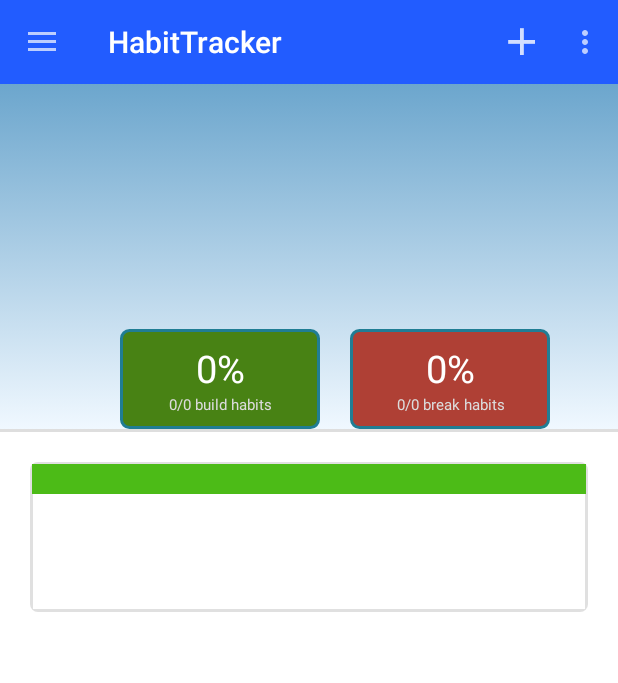
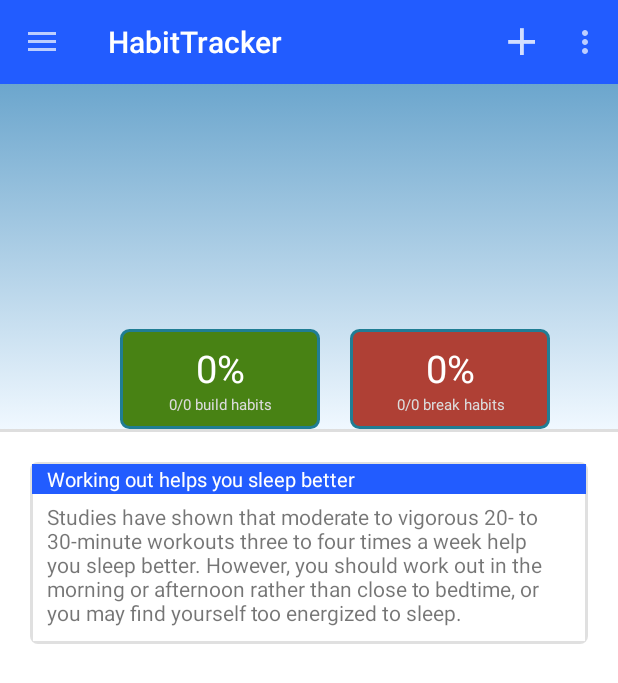
Before and after one commit to kienthoang/HabitTracker, an Android app: the screen it shows after launch (MainActivity), on a phone screen of 412 x 824 dp. Shown: the top 683 px of the screen. Run offline under Robolectric (Android 15) with nearby library versions, the phone set to English and light mode, and no system bars; 5 statements that could not run were skipped.

Commit message:
Done with reminders.

```diff
--- a/app/build.gradle
+++ b/app/build.gradle
@@ -25,4 +25,5 @@ dependencies {
     compile 'com.android.support:support-v4:22.0.0'
     compile 'com.android.support:appcompat-v7:21.0.3'
     compile 'com.android.support:recyclerview-v7:+'
+
 }
--- a/app/src/main/java/com/example/kienhoang/habitapp/DatabaseAttributes.java
+++ b/app/src/main/java/com/example/kienhoang/habitapp/DatabaseAttributes.java
@@ -25,4 +25,7 @@ public class DatabaseAttributes {
     public static final String DAILY_HABIT_COUNT = "count";
     public static final String DAILY_HABIT_COUNT_DATA_ID = "data_id";
     public static final String DAILY_HABIT_COUNT_HABIT_ID = "habit_id";
+
+    public static final String FEED_ITEM_DATE = "date";
+    public static final String FEED_ITEM_HABIT_ID = "habit_id";
 }
--- a/app/src/main/java/com/example/kienhoang/habitapp/DatabaseHandler.java
+++ b/app/src/main/java/com/example/kienhoang/habitapp/DatabaseHandler.java
@@ -22,8 +22,8 @@ public class DatabaseHandler extends SQLiteOpenHelper {
     private static final String TABLE_HABIT_TYPES = "habittypes";
     private static final String TABLE_REMINDERS = "reminders";
     private static final String TABLE_DAILY_DATA = "dailydata";
-    private static final String TABLE_DAILY_REMINDERS = "dailyreminders";
     private static final String TABLE_DAILY_HABIT_COUNTS = "dailyhabitcounts";
+    private static final String TABLE_FEED_ITEM = "feeditems";
 
     public DatabaseHandler(Context context) {
         super(context, DATABASE_NAME, null, DATABASE_VERSION);
@@ -53,11 +53,6 @@ public class DatabaseHandler extends SQLiteOpenHelper {
                 + DatabaseAttributes.ID + " INTEGER PRIMARY KEY,"
                 + DatabaseAttributes.DAILY_DATA_DATE + " STRING NOT NULL"
                 + ")";
-        String createDailyRemindersTableSQL = "CREATE TABLE " + TABLE_DAILY_REMINDERS + "("
-                + DatabaseAttributes.ID + " INTEGER PRIMARY KEY,"
-                + DatabaseAttributes.DAILY_REMINDER_DATA_ID + " INTEGER NOT NULL,"
-                + DatabaseAttributes.DAILY_REMINDER_ID + " INTEGER NOT NULL"
-                + ")";
         String createDailyHabitCountsTableSQL = "CREATE TABLE " + TABLE_DAILY_HABIT_COUNTS + "("
                 + DatabaseAttributes.ID + " INTEGER PRIMARY KEY,"
                 + DatabaseAttributes.DAILY_HABIT_COUNT_DATA_ID + " INTEGER NOT NULL,"
@@ -65,11 +60,11 @@ public class DatabaseHandler extends SQLiteOpenHelper {
                 + DatabaseAttributes.DAILY_HABIT_COUNT + " INTEGER"
                 + ")";
 
+
         database.execSQL(createHabitsTableSQL);
         database.execSQL(createHabitTypesTableSQL);
         database.execSQL(createRemindersTableSQL);
         database.execSQL(createDailyDataTableSQL);
-        database.execSQL(createDailyRemindersTableSQL);
         database.execSQL(createDailyHabitCountsTableSQL);
     }
 
@@ -79,7 +74,6 @@ public class DatabaseHandler extends SQLiteOpenHelper {
         database.execSQL("DROP TABLE IF EXISTS " + TABLE_HABIT_TYPES);
         database.execSQL("DROP TABLE IF EXISTS " + TABLE_REMINDERS);
         database.execSQL("DROP TABLE IF EXISTS " + TABLE_DAILY_DATA);
-        database.execSQL("DROP TABLE IF EXISTS " + TABLE_DAILY_REMINDERS);
         database.execSQL("DROP TABLE IF EXISTS " + TABLE_DAILY_HABIT_COUNTS);
 
         onCreate(database);
@@ -126,7 +120,7 @@ public class DatabaseHandler extends SQLiteOpenHelper {
     }
 
     public List<Habit> getAllHabits() {
-        List<Habit> habits = new ArrayList<Habit>();
+        List<Habit> habits = new ArrayList<>();
         SQLiteDatabase database = this.getReadableDatabase();
         Cursor cursor = database.rawQuery("SELECT * FROM " + TABLE_HABITS, null);
 
@@ -164,42 +158,55 @@ public class DatabaseHandler extends SQLiteOpenHelper {
         return habitCounts;
     }
 
-    public List<Reminder> getRemindersForDate(Date date) {
-        List<Reminder> reminders = new ArrayList<Reminder>();
-        DailyData dailyData = this.getDailyDataByDate(date);
-        if (dailyData != null) {
-            Cursor cursor = this.fetchBySelection(TABLE_DAILY_REMINDERS,
-                    new String[] {DatabaseAttributes.DAILY_REMINDER_DATA_ID},
-                    new String[] {Integer.toString(dailyData.getId())});
-            if (isNonEmptyCursor(cursor)) {
-                cursor.moveToFirst();
+    public List<Reminder> getAllReminders() {
+        List<Reminder> reminders = new ArrayList<>();
+        SQLiteDatabase database = this.getReadableDatabase();
+        Cursor cursor = database.rawQuery("SELECT * FROM " + TABLE_REMINDERS, null);
 
-                do {
-                    int reminderId = cursor.getInt(2);
-                    Cursor reminderCursor = this.fetchBySelection(TABLE_REMINDERS,
-                            new String[] {DatabaseAttributes.ID},
-                            new String[] {Integer.toString(reminderId)});
-                    if (isNonEmptyCursor(reminderCursor)) {
-                        reminderCursor.moveToFirst();
-                        String title = reminderCursor.getString(1);
-                        String desc = reminderCursor.getString(2);
-                        int habitTypeId = reminderCursor.getInt(3);
-                        Cursor habitTypeCursor = this.fetchBySelection(TABLE_HABIT_TYPES,
-                                new String[] {DatabaseAttributes.ID},
-                                new String[] {Integer.toString(habitTypeId)});
-                        if (isNonEmptyCursor(habitTypeCursor)) {
-                            habitTypeCursor.moveToFirst();
-                            String habitTypeName = habitTypeCursor.getString(1);
-                            HabitType type = new HabitType(habitTypeId, habitTypeName);
-                            Reminder reminder = new Reminder(type, title, desc);
+        if (cursor.getCount() > 0) {
+            cursor.moveToFirst();
 
-                            reminders.add(reminder);
-                        }
-                    }
-                } while (cursor.moveToNext());
+            do {
+                HabitType habitType = this.getHabitTypeById(cursor.getInt(3));
+                if (habitType != null) {
+                    Reminder reminder = new Reminder(cursor.getInt(0), habitType, cursor.getString(1), cursor.getString(2));
+                    reminders.add(reminder);
+                }
+            } while (cursor.moveToNext());
+        }
+
+        return reminders;
+    }
+
+    public Reminder getReminderForHabitTypeId(int habitTypeId) {
+        Reminder reminder = null;
+
+        Cursor cursor = this.fetchBySelection(TABLE_REMINDERS,
+                new String[]{DatabaseAttributes.ID},
+                new String[]{Integer.toString(habitTypeId)});
+        if (isNonEmptyCursor(cursor)) {
+            cursor.moveToFirst();
+            HabitType habitType = this.getHabitTypeById(habitTypeId);
+            reminder = new Reminder(cursor.getInt(0), habitType, cursor.getString(1), cursor.getString(2));
+        }
+
+        return reminder;
+    }
+
+    public List<Reminder> getRelevantReminders() {
+        List<Habit> habits = this.getAllHabits();
+        List<Integer> typeIds = new ArrayList<>();
+        for (Habit habit : habits) {
+            Integer typeId = habit.getHabitType().getId();
+            if (typeIds.indexOf(typeId) == -1) {
+                typeIds.add(typeId);
             }
         }
 
+        List<Reminder> reminders = new ArrayList<>();
+        for (Integer typeId : typeIds) {
+            reminders.add(this.getReminderForHabitTypeId(typeId));
+        }
         return reminders;
     }
 
@@ -324,6 +331,12 @@ public class DatabaseHandler extends SQLiteOpenHelper {
         database.close();
     }
 
+    public void createReminder(Reminder reminder) {
+        SQLiteDatabase database = this.getReadableDatabase();
+        database.insert(TABLE_REMINDERS, null, reminder.toContentValues());
+        database.close();
+    }
+
     public void updateDailyHabitCount(DailyHabitCount dailyHabitCount) {
         SQLiteDatabase database = this.getReadableDatabase();
         database.update(TABLE_DAILY_HABIT_COUNTS, dailyHabitCount.toContentValues(),
--- a/app/src/main/java/com/example/kienhoang/habitapp/Habit.java
+++ b/app/src/main/java/com/example/kienhoang/habitapp/Habit.java
@@ -44,6 +44,10 @@ public class Habit implements DatabaseObject {
         return this.goal;
     }
 
+    public HabitType getHabitType() {
+        return this.habitType;
+    }
+
     public boolean isBreakHabit() {
         return this.breakOrBuild == HABIT_BREAK;
     }
--- a/app/src/main/java/com/example/kienhoang/habitapp/HomeFragment.java
+++ b/app/src/main/java/com/example/kienhoang/habitapp/HomeFragment.java
@@ -12,15 +12,57 @@ import org.w3c.dom.Text;
 
 import java.util.Date;
 import java.util.List;
+import java.util.Random;
 
 /**
  * Created by kienhoang on 4/17/15.
  */
 public class HomeFragment extends Fragment {
+    public void initialPopulate() {
+        DatabaseHandler databaseHandler = new DatabaseHandler(getActivity());
+        List<Reminder> allReminders = databaseHandler.getAllReminders();
+        if (allReminders.isEmpty()) {
+            // Add reminders.
+            HabitType type = databaseHandler.getHabitTypeByName("Working out");
+            String title = "Working out helps you sleep better";
+            String description = "Studies have shown that moderate to vigorous 20- to 30-minute workouts three to four times a week help you sleep better. However, you should work out in the morning or afternoon rather than close to bedtime, or you may find yourself too energized to sleep.";
+            Reminder reminder = new Reminder(type, title, description);
+            databaseHandler.createReminder(reminder);
+
+            type = databaseHandler.getHabitTypeByName("Working out");
+            title = "Builds and maintains healthy muscles, bones & joints";
+            description = "As you get older, your bones lose density (mass), your joints become stiffer and less flexible, and your lean body mass decreases. Regular exercise is one of the best ways to slow or prevent muscle, joint and bone problems.";
+            reminder = new Reminder(type, title, description);
+            databaseHandler.createReminder(reminder);
+
+            type = databaseHandler.getHabitTypeByName("Addiction");
+            title = "How addiction works";
+            description = "People use drugs or alcohol to escape, relax, or to reward themselves. But over time, drugs and alcohol make you believe that you can’t cope without them.";
+            reminder = new Reminder(type, title, description);
+            databaseHandler.createReminder(reminder);
+
+            type = databaseHandler.getHabitTypeByName("Smoking");
+            title = "Smoking-the leading cause of death in the U.S.";
+            description = "Cigarette smoking causes more than 480,000 deaths each year in the United States. This is about one in five deaths.";
+            reminder = new Reminder(type, title, description);
+            databaseHandler.createReminder(reminder);
+
+            type = databaseHandler.getHabitTypeByName("Walking");
+            title = "Walking keeps you happy";
+            description = "Studies have shown regular, moderate-intensity exercise (such as brisk walking) to be as effective as antidepressants in cases of mild to moderate depression.";
+            reminder = new Reminder(type, title, description);
+            databaseHandler.createReminder(reminder);
+        }
+
+        databaseHandler.close();
+    }
+
     @Override
     public View onCreateView(LayoutInflater inflater, ViewGroup container, Bundle savedInstanceState) {
         // Inflate the layout for this fragment
         View rootView = inflater.inflate(R.layout.fragment_home, container, false);
+
+        initialPopulate();
 
         DatabaseHandler databaseHandler = new DatabaseHandler(getActivity());
         List<Habit> allHabits = databaseHandler.getAllHabits();
@@ -71,6 +113,16 @@ public class HomeFragment extends Fragment {
         TextView breakCountTextView = (TextView) rootView.findViewById(R.id.break_progress_count);
         breakCountTextView.setText(numCleanHabits + "/" + numBreakHabits + " break habits");
 
+        // Set reminder.
+        List<Reminder> reminders = databaseHandler.getRelevantReminders();
+        Random randomGenerator = new Random();
+        int index = randomGenerator.nextInt(reminders.size());
+        Reminder reminder = reminders.get(index);
+        TextView reminderTitleView = (TextView) rootView.findViewById(R.id.reminders_section_title);
+        reminderTitleView.setText(reminder.getTitle());
+        TextView descriptionTitleView = (TextView) rootView.findViewById(R.id.reminders_section_description);
+        descriptionTitleView.setText(reminder.getDescription());
+
         return rootView;
     }
 }
--- a/app/src/main/java/com/example/kienhoang/habitapp/Reminder.java
+++ b/app/src/main/java/com/example/kienhoang/habitapp/Reminder.java
@@ -12,10 +12,16 @@ public class Reminder {
     private String description;
 
     public Reminder(HabitType habitType, String title, String desciption) {
+        this(-1, habitType, title, desciption);
+    }
+
+    public Reminder(int id, HabitType habitType, String title, String desciption) {
+        this.id = id;
         this.habitType = habitType;
         this.title = title;
         this.description = desciption;
     }
+
 
     public int getId() {
         return this.id;
@@ -23,6 +29,14 @@ public class Reminder {
 
     public void setId(int id) {
         this.id = id;
+    }
+
+    public String getTitle() {
+        return this.title;
+    }
+
+    public String getDescription() {
+        return this.description;
     }
 
     public ContentValues toContentValues() {
--- a/app/src/main/res/layout/fragment_home.xml
+++ b/app/src/main/res/layout/fragment_home.xml
@@ -91,7 +91,7 @@
     <LinearLayout
         android:id="@+id/home_reminders_section"
         android:layout_width="fill_parent"
-        android:layout_height="100dp"
+        android:layout_height="wrap_content"
         android:layout_marginLeft="20dp"
         android:layout_marginRight="20dp"
         android:layout_marginTop="20dp"
@@ -105,7 +105,28 @@
             android:orientation="vertical"
             android:background="@color/reminders_header">
 
+            <TextView
+                android:id="@+id/reminders_section_title"
+                android:layout_width="fill_parent"
+                android:layout_height="fill_parent"
+                android:text="Working out helps you sleep better"
+                android:textColor="#ffffff"
+                android:layout_marginLeft="10dp"
+                android:textSize="13dp"
+                android:gravity="center_vertical" />
         </LinearLayout>
+
+        <TextView
+            android:id="@+id/reminders_section_description"
+            android:layout_width="fill_parent"
+            android:layout_height="fill_parent"
+            android:layout_marginLeft="10dp"
+            android:layout_marginEnd="10dp"
+            android:layout_marginRight="8dp"
+            android:layout_marginStart="8dp"
+            android:layout_marginTop="5dp"
+            android:layout_marginBottom="10dp"
+            android:text="Studies have shown that moderate to vigorous 20- to 30-minute workouts three to four times a week help you sleep better. However, you should work out in the morning or afternoon rather than close to bedtime, or you may find yourself too energized to sleep." />
     </LinearLayout>
 
 </LinearLayout>
--- a/app/src/main/res/values/color.xml
+++ b/app/src/main/res/values/color.xml
@@ -1,4 +1,4 @@
 <resources>
     <color name="ColorPrimary">#225cff</color>
-    <color name="reminders_header">#4CBB17</color>
+    <color name="reminders_header">#225cff</color>
 </resources>
```
Also changed, not shown: app/src/main/java/com/example/kienhoang/habitapp/DailyReminder.java (deleted, +0 -33 lines).
